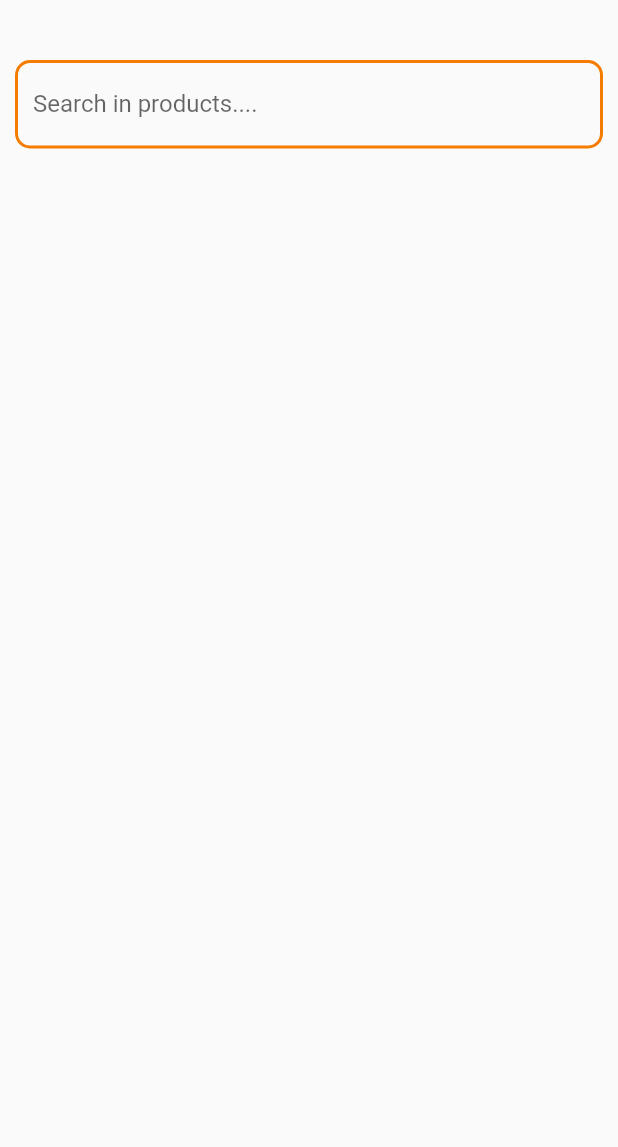
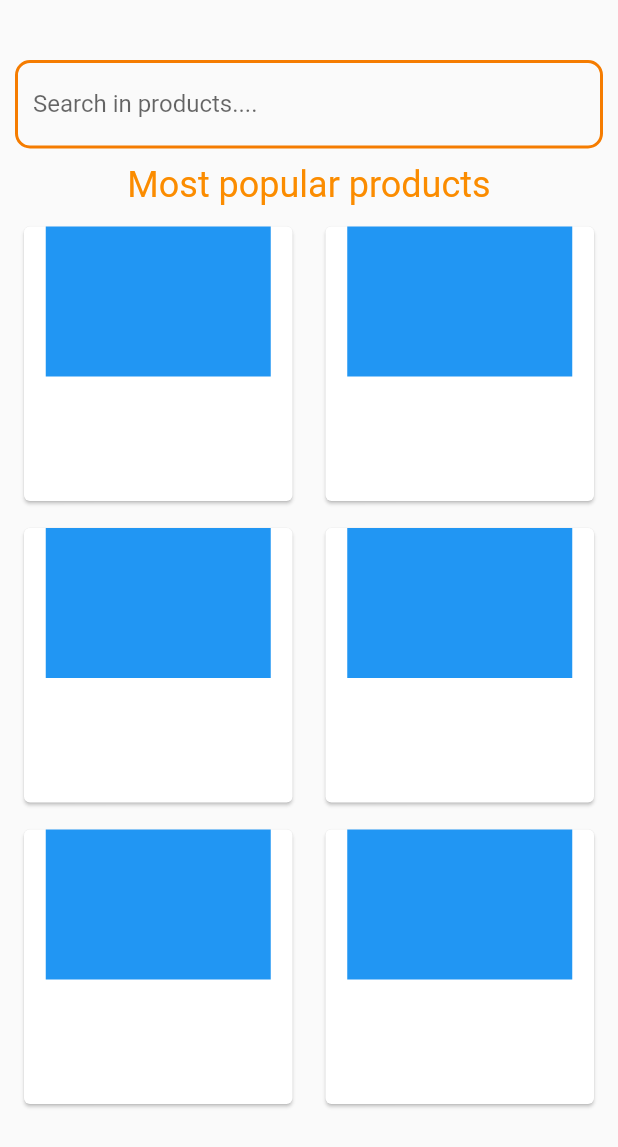
Before and after one commit to Brian-mula/posupdated, a Flutter app: the screen it shows after launch, on a phone screen of 412 x 824 dp. Shown: the top 1147 px of the screen. Run offline on Flutter 3.47's test engine with Material 2 defaults, Android fonts, the light colour scheme and no system bars; our stand-ins replace flutter_riverpod, get.

Commit message:
added the get pacckage for size management

```diff
--- a/lib/main.dart
+++ b/lib/main.dart
@@ -1,4 +1,5 @@
 import 'package:flutter/material.dart';
+import 'package:get/get_navigation/src/root/get_material_app.dart';
 import 'package:posupdated/views/products/products.dart';
 
 void main() {
@@ -11,7 +12,7 @@ class MyApp extends StatelessWidget {
   // This widget is the root of your application.
   @override
   Widget build(BuildContext context) {
-    return MaterialApp(
+    return GetMaterialApp(
       debugShowCheckedModeBanner: false,
       title: 'Mulati POS',
       theme: ThemeData(
--- a/lib/views/products/products.dart
+++ b/lib/views/products/products.dart
@@ -1,5 +1,6 @@
 import 'package:flutter/material.dart';
 import 'package:flutter_riverpod/flutter_riverpod.dart';
+import 'package:posupdated/views/utils/dimensions.dart';
 import 'package:posupdated/widgets/custome_input.dart';
 
 class Products extends ConsumerStatefulWidget {
@@ -14,8 +15,11 @@ class _ProductsState extends ConsumerState<Products> {
 
   @override
   Widget build(BuildContext context) {
+    ThemeData theme = Theme.of(context);
+    print(MediaQuery.of(context).size.height.toString());
     return Scaffold(
       body: Container(
+        height: double.maxFinite,
         padding: const EdgeInsets.only(left: 10, right: 10),
         child: Column(
           children: [
@@ -25,7 +29,41 @@ class _ProductsState extends ConsumerState<Products> {
                 controller: controller,
                 label: "Search in products....",
               ),
-            )
+            ),
+            const SizedBox(
+              height: 10,
+            ),
+            Text(
+              "Most popular products",
+              style: theme.textTheme.headlineSmall!
+                  .copyWith(color: Colors.orange.shade600),
+            ),
+            const SizedBox(
+              height: 10,
+            ),
+            SizedBox(
+                height: Dimensions.containerheight450,
+                child: GridView.builder(
+                    itemCount: 10,
+                    gridDelegate:
+                        const SliverGridDelegateWithFixedCrossAxisCount(
+                      mainAxisSpacing: 10,
+                      crossAxisSpacing: 10,
+                      crossAxisCount: 2,
+                    ),
+                    itemBuilder: (context, index) => Container(
+                        padding: const EdgeInsets.only(left: 2, right: 2),
+                        child: Card(
+                          child: Column(
+                            children: [
+                              Container(
+                                width: 150,
+                                height: 100,
+                                color: Colors.blue,
+                              )
+                            ],
+                          ),
+                        )))),
           ],
         ),
       ),
--- /dev/null
+++ b/lib/views/utils/dimensions.dart
@@ -0,0 +1,9 @@
+import 'package:get/get.dart';
+
+class Dimensions {
+  static double screenheight = Get.context!.height;
+  static double screenwidth = Get.context!.width;
+
+  // ! container height for the gridview
+  static double containerheight450 = screenheight / 1.38;
+}
--- a/pubspec.yaml
+++ b/pubspec.yaml
@@ -36,6 +36,7 @@ dependencies:
   # Use with the CupertinoIcons class for iOS style icons.
   cupertino_icons: ^1.0.2
   flutter_riverpod: ^2.3.0
+  get: ^4.6.5
 
 dev_dependencies:
   flutter_test:
```
Also changed, not shown: pubspec.lock.
